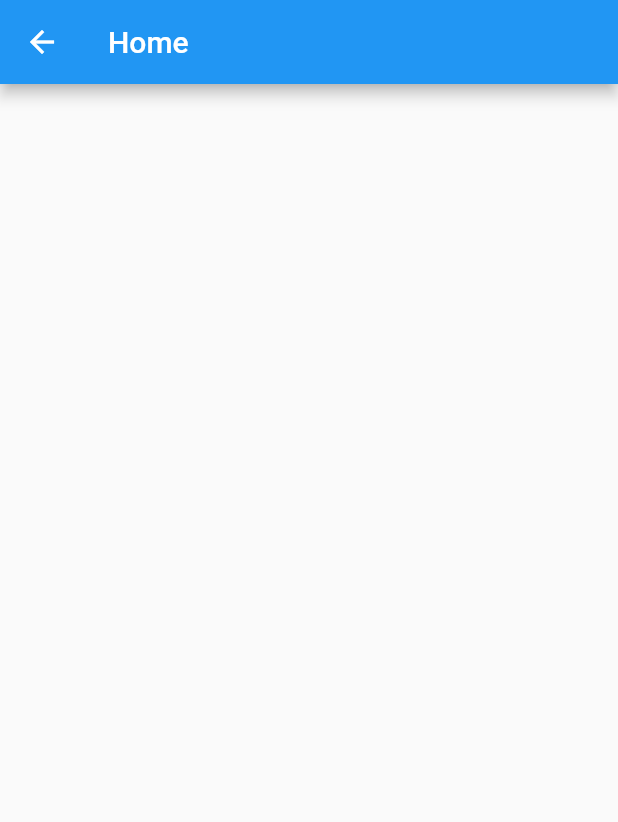
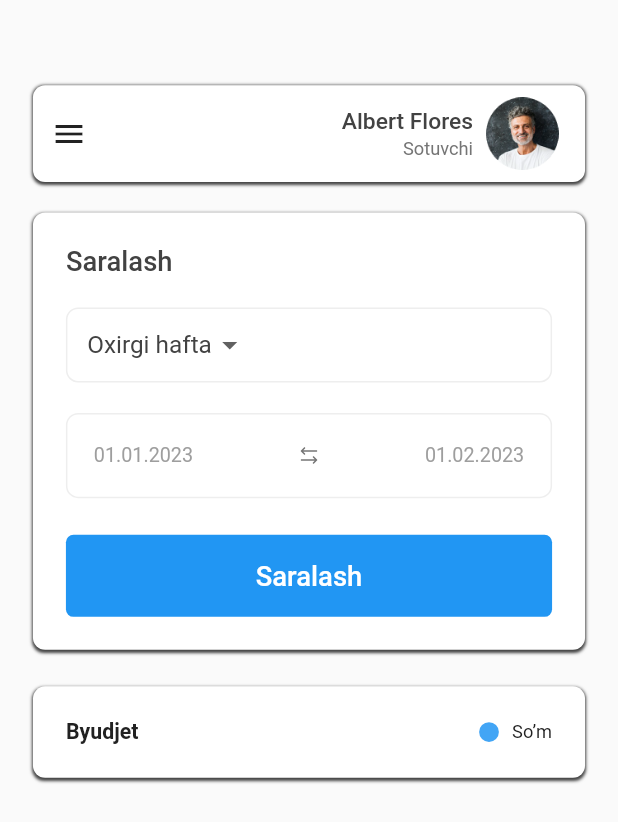
Before and after one commit to SayfiddinovJ/melissa_store, a Flutter app: the HomeScreen screen opened directly, on a phone screen of 412 x 824 dp. Shown: the top 822 px of the screen. Run offline on Flutter 3.47's test engine with Material 2 defaults, Android fonts, the phone set to English and light mode, and no system bars; our stand-ins replace flutter_bloc, flutter_screenutil, flutter_svg, fluttertoast, shared_preferences; accounts and stored records are empty.

Commit message:
home screen

```diff
--- a/lib/ui/auth/auth_screen.dart
+++ b/lib/ui/auth/auth_screen.dart
@@ -1,6 +1,8 @@
 import 'package:flutter/material.dart';
 import 'package:flutter_screenutil/flutter_screenutil.dart';
 import 'package:fluttertoast/fluttertoast.dart';
+import 'package:melissa_store/data/local/storage_repository.dart';
+import 'package:melissa_store/ui/home/home_screen.dart';
 import 'package:melissa_store/ui/widgets/global_button.dart';
 import 'package:melissa_store/ui/widgets/global_text_field.dart';
 import 'package:melissa_store/utils/extensions/extensions.dart';
@@ -104,9 +106,23 @@ class _AuthScreenState extends State<AuthScreen> {
             40.ph,
             GlobalButton(
               text: 'Kirish',
-              onTap: () {
-                if(loginController.text.isEmpty || passwordController.text.isEmpty) {
-                  Fluttertoast.showToast(msg: 'msg');
+              onTap: () async {
+                if (loginController.text.isEmpty ||
+                    passwordController.text.isEmpty) {
+                  Fluttertoast.showToast(msg: 'Maydonlarni to\'ldiring');
+                } else {
+                  await StorageRepository.putString(
+                      'name', loginController.text);
+                  await StorageRepository.putString(
+                      'password', passwordController.text);
+                  if (context.mounted) {
+                    Navigator.pushReplacement(
+                      context,
+                      MaterialPageRoute(
+                        builder: (context) => const HomeScreen(),
+                      ),
+                    );
+                  }
                 }
               },
             ),
--- a/lib/ui/home/home_screen.dart
+++ b/lib/ui/home/home_screen.dart
@@ -1,4 +1,9 @@
 import 'package:flutter/material.dart';
+import 'package:flutter_screenutil/flutter_screenutil.dart';
+import 'package:melissa_store/ui/home/widgets/app_bar_container.dart';
+import 'package:melissa_store/ui/home/widgets/budget_container.dart';
+import 'package:melissa_store/ui/home/widgets/sorting_container.dart';
+import 'package:melissa_store/utils/extensions/extensions.dart';
 
 class HomeScreen extends StatelessWidget {
   const HomeScreen({super.key});
@@ -6,8 +11,20 @@ class HomeScreen extends StatelessWidget {
   @override
   Widget build(BuildContext context) {
     return Scaffold(
-      appBar: AppBar(
-        title: const Text('Home'),
+      drawer: const Drawer(),
+      body: SingleChildScrollView(
+        padding: EdgeInsets.symmetric(horizontal: 20.w),
+        physics: const BouncingScrollPhysics(),
+        child: Column(
+          children: [
+            56.ph,
+            const AppBarContainer(),
+            20.ph,
+            const SortingContainer(),
+            24.ph,
+            const BudgetContainer(),
+          ],
+        ),
       ),
     );
   }
--- /dev/null
+++ b/lib/ui/home/widgets/app_bar_container.dart
@@ -0,0 +1,68 @@
+import 'package:flutter/material.dart';
+import 'package:flutter_screenutil/flutter_screenutil.dart';
+import 'package:melissa_store/utils/app_images/app_images.dart';
+import 'package:melissa_store/utils/extensions/extensions.dart';
+
+class AppBarContainer extends StatelessWidget {
+  const AppBarContainer({super.key});
+
+  @override
+  Widget build(BuildContext context) {
+    return Container(
+      width: MediaQuery.of(context).size.width,
+      padding: EdgeInsets.symmetric(vertical: 8.h),
+      decoration: BoxDecoration(
+        color: Colors.white,
+        borderRadius: BorderRadius.circular(8.r),
+        boxShadow: const [
+          BoxShadow(
+            color: Color(0xFF424242),
+            offset: Offset(0, 1),
+            blurRadius: 1,
+            spreadRadius: 0.5,
+          ),
+        ],
+      ),
+      child: Row(
+        children: [
+          IconButton(
+            onPressed: () {
+              Scaffold.of(context).openDrawer();
+            },
+            icon: const Icon(Icons.menu),
+          ),
+          const Spacer(),
+          Column(
+            crossAxisAlignment: CrossAxisAlignment.end,
+            children: [
+              Text(
+                "Albert Flores",
+                style: TextStyle(
+                  fontSize: 15.sp,
+                  fontWeight: FontWeight.w500,
+                  color: const Color(0xFF424242),
+                ),
+              ),
+              2.ph,
+              Text(
+                "Sotuvchi",
+                style: TextStyle(
+                  fontSize: 12.sp,
+                  fontWeight: FontWeight.w400,
+                  color: const Color(0xFF757575),
+                ),
+              ),
+            ],
+          ),
+          8.pw,
+          Image.asset(
+            AppImages.person,
+            height: 44.w,
+            width: 44.w,
+          ),
+          16.pw,
+        ],
+      ),
+    );
+  }
+}
--- /dev/null
+++ b/lib/ui/home/widgets/budget_container.dart
@@ -0,0 +1,61 @@
+import 'package:flutter/material.dart';
+import 'package:flutter_screenutil/flutter_screenutil.dart';
+import 'package:melissa_store/utils/extensions/extensions.dart';
+
+class BudgetContainer extends StatelessWidget {
+  const BudgetContainer({super.key});
+
+  @override
+  Widget build(BuildContext context) {
+    return Container(
+      width: MediaQuery.of(context).size.width,
+      padding: EdgeInsets.all(20.w),
+      decoration: BoxDecoration(
+        color: Colors.white,
+        borderRadius: BorderRadius.circular(8.r),
+        boxShadow: const [
+          BoxShadow(
+            color: Color(0xFF424242),
+            offset: Offset(0, 1),
+            blurRadius: 1,
+            spreadRadius: 0.5,
+          ),
+        ],
+      ),
+      child: Column(
+        children: [
+          Row(
+            children: [
+              Text(
+                "Byudjet",
+                style: TextStyle(
+                  fontSize: 14.sp,
+                  fontWeight: FontWeight.w600,
+                  color: const Color(0xFF212121),
+                ),
+              ),
+              const Spacer(),
+              Container(
+                height: 12.w,
+                width: 12.w,
+                decoration: BoxDecoration(
+                  borderRadius: BorderRadius.circular(100.r),
+                  color: const Color(0xFF42A5F5),
+                ),
+              ),
+              8.pw,
+              Text(
+                "So’m",
+                style: TextStyle(
+                  fontSize: 12.sp,
+                  fontWeight: FontWeight.w400,
+                  color: const Color(0xFF212121),
+                ),
+              ),
+            ],
+          )
+        ],
+      ),
+    );
+  }
+}
--- /dev/null
+++ b/lib/ui/home/widgets/sorting_container.dart
@@ -0,0 +1,123 @@
+import 'package:flutter/material.dart';
+import 'package:flutter_screenutil/flutter_screenutil.dart';
+import 'package:flutter_svg/flutter_svg.dart';
+import 'package:melissa_store/ui/widgets/global_button.dart';
+import 'package:melissa_store/utils/app_images/app_images.dart';
+import 'package:melissa_store/utils/extensions/extensions.dart';
+
+class SortingContainer extends StatefulWidget {
+  const SortingContainer({super.key});
+
+  @override
+  State<SortingContainer> createState() => _SortingContainerState();
+}
+
+class _SortingContainerState extends State<SortingContainer> {
+  String selectedOption = 'Oxirgi hafta';
+
+  @override
+  Widget build(BuildContext context) {
+    return Container(
+      width: MediaQuery.of(context).size.width,
+      padding: EdgeInsets.all(20.w),
+      decoration: BoxDecoration(
+        color: Colors.white,
+        borderRadius: BorderRadius.circular(8.r),
+        boxShadow: const [
+          BoxShadow(
+            color: Color(0xFF424242),
+            offset: Offset(0, 1),
+            blurRadius: 1,
+            spreadRadius: 0.5,
+          ),
+        ],
+      ),
+      child: Column(
+        crossAxisAlignment: CrossAxisAlignment.start,
+        children: [
+          Text(
+            "Saralash",
+            style: TextStyle(
+              fontSize: 18.sp,
+              fontWeight: FontWeight.w500,
+              color: const Color(0xFF424242),
+            ),
+          ),
+          20.ph,
+          Container(
+            padding: EdgeInsets.symmetric(horizontal: 12.w),
+            width: MediaQuery.of(context).size.width,
+            decoration: BoxDecoration(
+              borderRadius: BorderRadius.circular(8.r),
+              border: Border.all(color: const Color(0xFFEEEEEE), width: 1),
+            ),
+            child: DropdownButton<String>(
+              underline: Container(),
+              borderRadius: BorderRadius.circular(8.r),
+              value: selectedOption,
+              onChanged: (String? newValue) {
+                setState(() {
+                  selectedOption = newValue!;
+                });
+              },
+              items: <String>['Oxirgi kun', 'Oxirgi hafta', 'Oxirgi oy']
+                  .map<DropdownMenuItem<String>>((String value) {
+                return DropdownMenuItem<String>(
+                  value: value,
+                  child: Text(
+                    value,
+                    style: TextStyle(
+                      fontSize: 16.sp,
+                      fontWeight: FontWeight.w400,
+                      color: const Color(0xFF424242),
+                    ),
+                  ),
+                );
+              }).toList(),
+            ),
+          ),
+          20.ph,
+          Container(
+            height: 56.h,
+            padding: EdgeInsets.symmetric(
+              horizontal: 16.w,
+              vertical: 10.h,
+            ),
+            decoration: BoxDecoration(
+              borderRadius: BorderRadius.circular(8.r),
+              border: Border.all(color: const Color(0xFFEEEEEE), width: 1),
+            ),
+            child: Row(
+              children: [
+                Text(
+                  "01.01.2023",
+                  style: TextStyle(
+                    fontSize: 13.sp,
+                    fontWeight: FontWeight.w400,
+                    color: const Color(0xFF9E9E9E),
+                  ),
+                ),
+                const Spacer(),
+                SvgPicture.asset(AppImages.replacement),
+                const Spacer(),
+                Text(
+                  "01.02.2023",
+                  style: TextStyle(
+                    fontSize: 13.sp,
+                    fontWeight: FontWeight.w400,
+                    color: const Color(0xFF9E9E9E),
+                  ),
+                ),
+              ],
+            ),
+          ),
+          24.ph,
+          GlobalButton(
+            text: 'Saralash',
+            onTap: () {},
+          ),
+        ],
+      ),
+    );
+  }
+}
--- /dev/null
+++ b/lib/utils/app_images/app_images.dart
@@ -0,0 +1,4 @@
+  class AppImages{
+  static const String person = 'assets/person.png';
+  static const String replacement = 'assets/replacement.svg';
+}
--- a/pubspec.yaml
+++ b/pubspec.yaml
@@ -16,6 +16,7 @@ dependencies:
   shared_preferences: ^2.2.2
   flutter_bloc: ^8.1.3
   fluttertoast: ^8.2.4
+  flutter_svg: ^2.0.9
 
 dev_dependencies:
   flutter_test:
@@ -27,9 +28,8 @@ flutter:
 
   uses-material-design: true
 
-  # assets:
-  #   - images/a_dot_burr.jpeg
-  #   - images/a_dot_ham.jpeg
+  assets:
+    - assets/
 
   # fonts:
   #   - family: Schyler
```
Also changed, not shown: assets/person.png (added), assets/replacement.svg (added), pubspec.lock, 1 other file.
